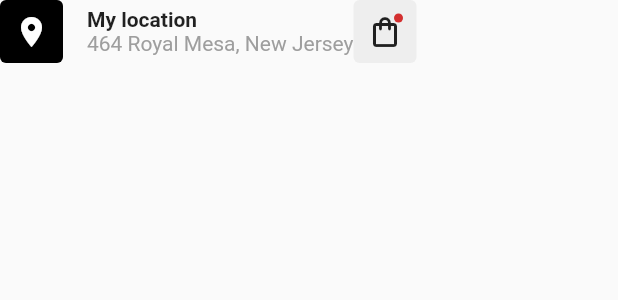
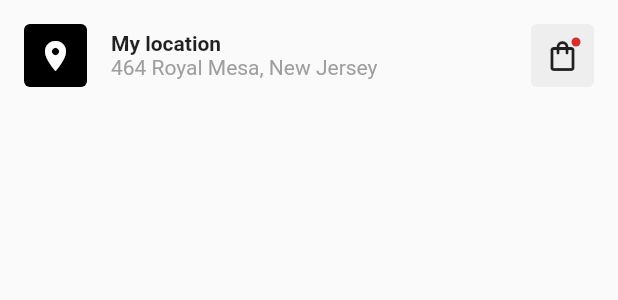
Before and after one commit to JAICHANGPARK/flutter_notebook_chapter_24, a Flutter app: the OrderingHomePage widget shown alone on an empty page, opened directly, on a phone screen of 412 x 824 dp. Shown: the top 300 px of the screen. Run offline on Flutter 3.47's test engine with Material 2 defaults, Android fonts, the phone set to English and light mode, and no system bars; our stand-ins replace flutter_riverpod, freezed_annotation, ionicons, percent_indicator; missing offline and left inert: crypto_font_icons; network calls fail.

Commit message:
Update ordering_home_page.dart

```diff
--- a/lib/ep1389_ordering_app/view/ordering_home_page.dart
+++ b/lib/ep1389_ordering_app/view/ordering_home_page.dart
@@ -11,7 +11,9 @@ class _OrderingHomePageState extends State<OrderingHomePage> {
   @override
   Widget build(BuildContext context) {
     return Column(children: [
-      Row(
+      Padding(
+        padding: const EdgeInsets.all(16.0),
+        child: Row(
           children: [
             Container(
               height: 42,
@@ -45,6 +47,7 @@ class _OrderingHomePageState extends State<OrderingHomePage> {
                 )
               ],
             ),
+            const Spacer(),
             Container(
               height: 42,
               width: 42,
@@ -52,13 +55,16 @@ class _OrderingHomePageState extends State<OrderingHomePage> {
                 color: Colors.grey[200],
                 borderRadius: BorderRadius.circular(4),
               ),
-              child: Center(
+              child: const Center(
                 child: Badge(
                   child: Icon(
                     Icons.shopping_bag_outlined,
                   ),
-              ))),
+                ),
+              ),
+            ),
           ],
+        ),
       )
     ]);
   }
```
Lines whose indentation alone changed are shown as unchanged.
